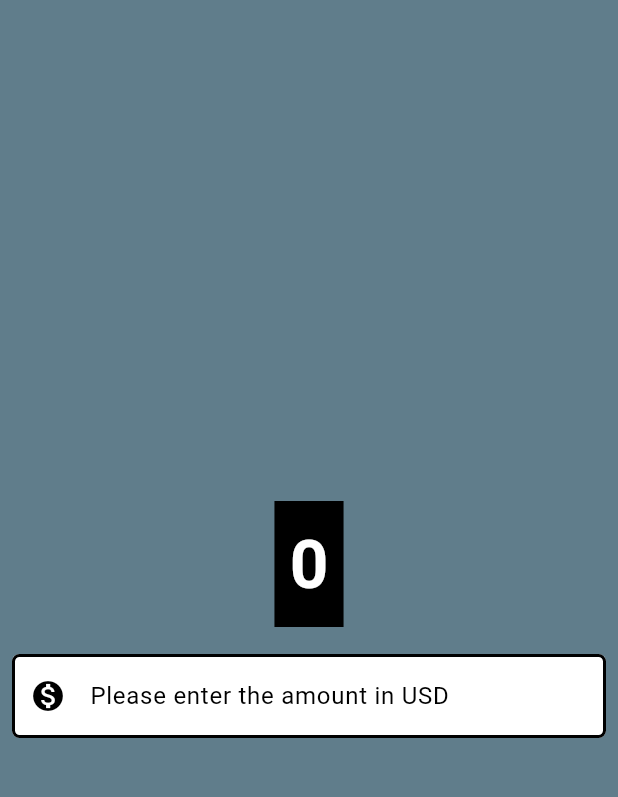
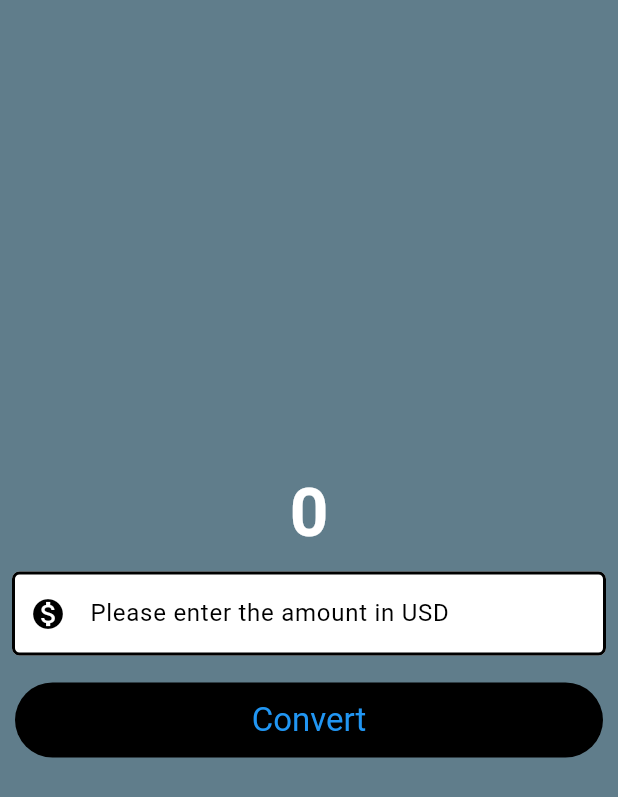
Before and after one commit to Sharath44665/flutter_ws, a Flutter app: the screen it shows after launch, on a phone screen of 412 x 824 dp. Shown: the top 797 px of the screen. Run offline on Flutter 3.47's test engine with Material 3 defaults, Android fonts, the phone set to English and light mode, and no system bars; our stand-ins replace firebase_auth, firebase_core; accounts and stored records are empty; generated files the repository leaves out were written again.

Commit message:
add button style

```diff
--- a/currency_converter/lib/currency_converter_material_page.dart
+++ b/currency_converter/lib/currency_converter_material_page.dart
@@ -1,3 +1,4 @@
+import 'package:flutter/foundation.dart';
 import 'package:flutter/material.dart';
 
 class CurrencyConverterMaterialPage extends StatelessWidget {
@@ -16,20 +17,15 @@ class CurrencyConverterMaterialPage extends StatelessWidget {
           mainAxisAlignment: MainAxisAlignment.center,
           crossAxisAlignment: CrossAxisAlignment.center,
           children: [
-            Container(
-              padding: const EdgeInsets.all(10),
-              margin: const EdgeInsets.all(10),
-              color: Colors.black,
-              child: const Text(
-                "0",
-                style: TextStyle(
-                  fontSize: 45,
-                  fontWeight: FontWeight.bold,
-                  color: Color.fromARGB(255, 255, 255, 255),
-                ),
+            const Text(
+              "0",
+              style: TextStyle(
+                fontSize: 45,
+                fontWeight: FontWeight.bold,
+                color: Color.fromARGB(255, 255, 255, 255),
               ),
             ),
-            Container(
+            Padding(
               padding: const EdgeInsets.all(8.0),
               child: TextField(
                 decoration: InputDecoration(
@@ -47,6 +43,25 @@ class CurrencyConverterMaterialPage extends StatelessWidget {
                 ),
               ),
             ),
+            Padding(
+              padding: const EdgeInsets.all(10),
+              child: TextButton(
+                style: const ButtonStyle(
+                  backgroundColor: WidgetStatePropertyAll(Colors.black),
+                  foregroundColor: WidgetStatePropertyAll(Colors.blue),
+                  minimumSize: WidgetStatePropertyAll(
+                    Size(double.infinity, 50),
+                  ),
+                  textStyle: WidgetStatePropertyAll(TextStyle(fontSize: 22)),
+                ),
+                onPressed: () {
+                  if (kDebugMode) {
+                    print("demo text from click me");
+                  }
+                },
+                child: const Text("Convert"),
+              ),
+            ),
           ],
         ),
       ),
```
